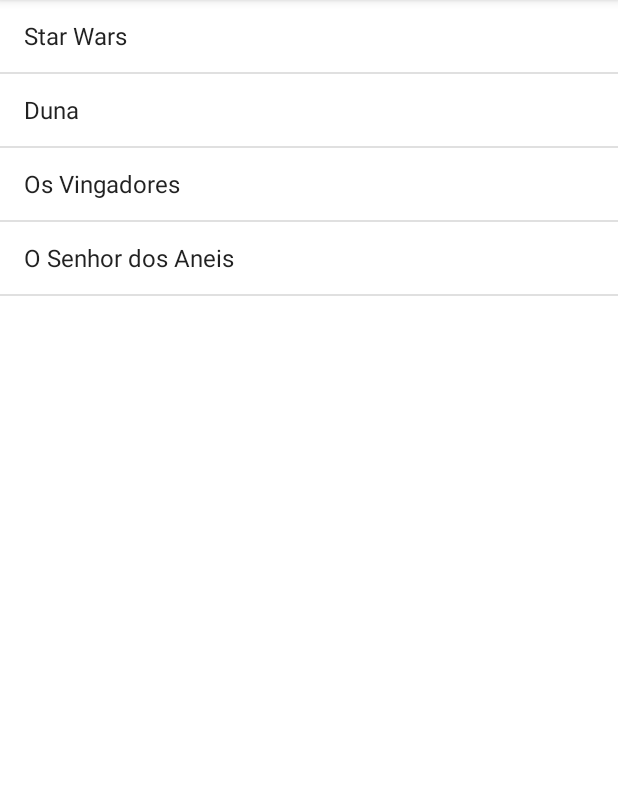
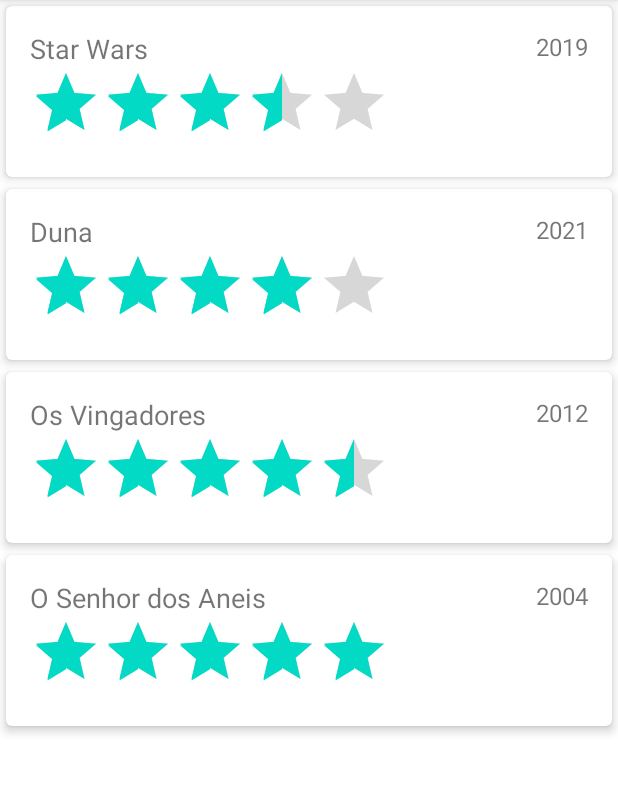
Before and after one commit to jeanmmlima/IMD05090_Android, an Android app: the screen it shows after launch (FilmeActivity), on a phone screen of 412 x 824 dp, the part 84-878 px from its top. Run offline under Robolectric (Android 15) with nearby library versions, the phone set to English and light mode, and no system bars.

Commit message:
lista personalizada e dialogs

```diff
--- a/FilmeAppModulo2T2/app/src/main/java/com/jeanlima/filmeapp/FilmeActivity.java
+++ b/FilmeAppModulo2T2/app/src/main/java/com/jeanlima/filmeapp/FilmeActivity.java
@@ -1,6 +1,8 @@
 package com.jeanlima.filmeapp;
 
+import android.content.DialogInterface;
 import android.content.Intent;
+import android.net.Uri;
 import android.os.Bundle;
 import android.view.Menu;
 import android.view.MenuItem;
@@ -20,7 +22,8 @@ import com.jeanlima.filmeapp.model.Filme;
 
 public class FilmeActivity extends AppCompatActivity
         implements FilmeListaFragment.AoClicarNoFilme, FilmeDialogFragment.AoSalvarFilme,
-                    SearchView.OnQueryTextListener, MenuItemCompat.OnActionExpandListener{
+                    SearchView.OnQueryTextListener, MenuItemCompat.OnActionExpandListener,
+InfoDialogFragment.AoClicarEmInfo{
 
     private FilmeListaFragment filmeListaFragment;
     private FragmentManager mFragmentManager;
@@ -147,4 +150,15 @@ public class FilmeActivity extends AppCompatActivity
         filmeListaFragment.limpaBusca();
         return true;
     }
+
+    @Override
+    public void aoClicar(int botao) {
+
+        if(botao == DialogInterface.BUTTON_POSITIVE){
+            Intent it = new Intent(Intent.ACTION_VIEW,
+                    Uri.parse("http://www.imd.ufrn.br"));
+            startActivity(it);
+        }
+
+    }
 }
--- /dev/null
+++ b/FilmeAppModulo2T2/app/src/main/java/com/jeanlima/filmeapp/adapters/AdapterMod.java
@@ -0,0 +1,78 @@
+package com.jeanlima.filmeapp.adapters;
+
+import android.view.LayoutInflater;
+import android.view.View;
+import android.view.ViewGroup;
+import android.widget.RatingBar;
+import android.widget.TextView;
+
+import androidx.annotation.NonNull;
+import androidx.cardview.widget.CardView;
+import androidx.recyclerview.widget.RecyclerView;
+
+import com.jeanlima.filmeapp.R;
+import com.jeanlima.filmeapp.model.Filme;
+
+import java.util.List;
+
+public class AdapterMod extends RecyclerView.Adapter<AdapterMod.MinhaViewHolder> {
+
+    private List<Filme> listaFilmes;
+
+    public AdapterMod(List<Filme> lista){
+        this.listaFilmes = lista;
+    }
+
+    //metodo para criar cada elemento da lista
+    @NonNull
+    @Override
+    public MinhaViewHolder onCreateViewHolder(@NonNull ViewGroup parent, int viewType) {
+
+        //1. Ao criar cada ViewHolder (cada elemento da lista), inflar o layout definido: elemento_lista_mod.xml
+
+        View elementoLista = LayoutInflater.from(parent.getContext()).inflate(R.layout.elemento_lista_mod,parent,false);
+        return new MinhaViewHolder(elementoLista);
+    }
+
+    //metodo para manipular/gerenciar cada elemento da lista
+    @Override
+    public void onBindViewHolder(@NonNull MinhaViewHolder holder, int position) {
+
+        //preencher os elementos (view holders) com os elementos de lista filmes;
+
+        //captura cada filme da lista
+        Filme filme = listaFilmes.get(position);
+
+        //atualizo as informações visuais de nome, ano e estrelas do parametro holder
+
+        holder.tvNome.setText(filme.getNome());
+        holder.tvAno.setText(String.valueOf(filme.getAno_lancamento()));
+        holder.rbEstrelas.setRating(filme.getEstrelas());
+    }
+
+    //quantidade de elementos na lista
+    @Override
+    public int getItemCount() {
+        return listaFilmes.size();
+    }
+
+    //MinhaViewHolder é a classe (interna) que representa CADA elemento da lista personalizada
+    public class MinhaViewHolder extends RecyclerView.ViewHolder{
+
+        TextView tvNome;
+        TextView tvAno;
+        RatingBar rbEstrelas;
+        CardView cvElemento;
+
+        public MinhaViewHolder(View itemView){
+            super(itemView);
+
+            tvNome = itemView.findViewById(R.id.tvNomeRV);
+            tvAno = itemView.findViewById(R.id.tvAnoRV);
+            rbEstrelas = itemView.findViewById(R.id.rbEstrelasRV);
+            cvElemento = itemView.findViewById(R.id.cvElemento);
+
+
+        }
+    }
+}
--- /dev/null
+++ b/FilmeAppModulo2T2/app/src/main/java/com/jeanlima/filmeapp/fragments/FilmeListaModFragment.java
@@ -0,0 +1,73 @@
+package com.jeanlima.filmeapp.fragments;
+
+import android.os.Bundle;
+import android.view.LayoutInflater;
+import android.view.View;
+import android.view.ViewGroup;
+
+import androidx.fragment.app.Fragment;
+import androidx.recyclerview.widget.LinearLayoutManager;
+import androidx.recyclerview.widget.RecyclerView;
+
+import com.jeanlima.filmeapp.R;
+import com.jeanlima.filmeapp.adapters.AdapterMod;
+import com.jeanlima.filmeapp.model.Filme;
+
+import java.util.ArrayList;
+import java.util.List;
+
+public class FilmeListaModFragment extends Fragment {
+
+    RecyclerView rvFilmes;
+
+    List<Filme> mFilmes = new ArrayList<Filme>();
+
+
+
+    @Override
+    public void onCreate(Bundle savedInstanceState) {
+        super.onCreate(savedInstanceState);
+
+    }
+
+    @Override
+    public View onCreateView(LayoutInflater inflater, ViewGroup container,
+                             Bundle savedInstanceState) {
+        // Inflate the layout for this fragment
+
+        View layout = inflater.inflate(R.layout.fragment_filme_lista_mod, container, false);
+
+        rvFilmes = layout.findViewById(R.id.rvFilmes);
+
+        mFilmes = carregaFilmes();
+
+        //1. Configurar Adapter modificado
+        AdapterMod adapterMod = new AdapterMod(mFilmes);
+
+
+        //2. Configurar RecyclerView para receber o adapter modificado
+        //2.1 definir o layout padrão do RV - LAYOUT MANAGER
+        RecyclerView.LayoutManager layoutManager = new LinearLayoutManager(getActivity());
+        rvFilmes.setLayoutManager(layoutManager);
+
+        //2.2 tamanho fixo
+        rvFilmes.setHasFixedSize(true);
+
+        //2.3 set adapter
+        rvFilmes.setAdapter(adapterMod);
+
+        return layout;
+    }
+
+    private List<Filme> carregaFilmes(){
+
+        List<Filme> filmes = new ArrayList<Filme>();
+
+        filmes.add(new Filme("Star Wars","2h10min",2019,3.5f));
+        filmes.add(new Filme("Duna","2h11min",2021,4.0f));
+        filmes.add(new Filme("Os Vingadores","3h00min",2012,4.5f));
+        filmes.add(new Filme("O Senhor dos Aneis","2h30min",2004,5.0f));
+
+        return filmes;
+    }
+}
--- a/FilmeAppModulo2T2/app/src/main/java/com/jeanlima/filmeapp/fragments/InfoDialogFragment.java
+++ b/FilmeAppModulo2T2/app/src/main/java/com/jeanlima/filmeapp/fragments/InfoDialogFragment.java
@@ -1,14 +1,17 @@
 package com.jeanlima.filmeapp.fragments;
 
+import android.app.Activity;
 import android.app.AlertDialog;
 import android.app.Dialog;
+import android.content.DialogInterface;
 import android.os.Bundle;
 
 import androidx.annotation.NonNull;
 import androidx.annotation.Nullable;
 import androidx.fragment.app.DialogFragment;
 
-public class InfoDialogFragment extends DialogFragment {
+public class InfoDialogFragment extends DialogFragment implements
+        DialogInterface.OnClickListener{
 
     @NonNull
     @Override
@@ -19,7 +22,26 @@ public class InfoDialogFragment extends DialogFragment {
         builder.setTitle("Informações");
         builder.setMessage("Sobre os autores");
 
+        builder.setPositiveButton("Ver site",this);
+        builder.setNegativeButton("Sair",this);
+
         return builder.create();
 
     }
+
+    @Override
+    public void onClick(DialogInterface dialog, int which) {
+
+        Activity activity = getActivity();
+
+        if(activity instanceof AoClicarEmInfo){
+            AoClicarEmInfo listener = (AoClicarEmInfo) activity;
+            listener.aoClicar(which);
+        }
+
+    }
+
+    public interface AoClicarEmInfo{
+        public void aoClicar(int botao);
+    }
 }
--- a/FilmeAppModulo2T2/app/src/main/res/layout/activity_filme.xml
+++ b/FilmeAppModulo2T2/app/src/main/res/layout/activity_filme.xml
@@ -6,11 +6,18 @@
     android:orientation="horizontal"
     xmlns:android="http://schemas.android.com/apk/res/android">
 
+    <!--
     <fragment
         android:layout_width="match_parent"
         android:layout_height="match_parent"
         android:name="com.jeanlima.filmeapp.fragments.FilmeListaFragment"
-        android:id="@+id/fragmentLista" />
+        android:id="@+id/fragmentLista" /> -->
+
+    <fragment
+        android:layout_width="match_parent"
+        android:layout_height="match_parent"
+        android:name="com.jeanlima.filmeapp.fragments.FilmeListaModFragment"
+        android:id="@+id/fragmentListaMod" />
 
 
 </LinearLayout>
--- /dev/null
+++ b/FilmeAppModulo2T2/app/src/main/res/layout/elemento_lista_mod.xml
@@ -0,0 +1,53 @@
+<?xml version="1.0" encoding="utf-8"?>
+
+<androidx.cardview.widget.CardView android:layout_width="match_parent"
+    android:layout_height="wrap_content"
+    xmlns:app="http://schemas.android.com/apk/res-auto"
+    android:id="@+id/cvElemento"
+    android:layout_margin="4dp"
+    app:cardElevation="4dp"
+    app:cardCornerRadius="4dp"
+    xmlns:android="http://schemas.android.com/apk/res/android">
+
+    <LinearLayout
+        android:layout_width="match_parent"
+        android:layout_height="wrap_content"
+        android:layout_margin="16dp"
+        android:orientation="vertical">
+
+        <LinearLayout
+            android:layout_width="match_parent"
+            android:layout_height="wrap_content"
+            android:orientation="horizontal">
+
+            <TextView
+                android:layout_width="wrap_content"
+                android:layout_height="match_parent"
+                android:text="Nome do Filme"
+                android:textSize="18dp"
+                android:layout_weight="4"
+                android:id="@+id/tvNomeRV" />
+            <TextView
+                android:layout_width="wrap_content"
+                android:layout_height="match_parent"
+                android:text="Ano"
+                android:textSize="16dp"
+                android:gravity="right"
+                android:layout_weight="1"
+                android:id="@+id/tvAnoRV" />
+
+        </LinearLayout>
+
+        <RatingBar
+            android:layout_width="wrap_content"
+            android:layout_height="wrap_content"
+            android:numStars="5"
+            android:stepSize="0.5"
+            android:isIndicator="true"
+            android:id="@+id/rbEstrelasRV" />
+
+
+    </LinearLayout>
+
+
+</androidx.cardview.widget.CardView>
--- /dev/null
+++ b/FilmeAppModulo2T2/app/src/main/res/layout/fragment_filme_lista_mod.xml
@@ -0,0 +1,13 @@
+<?xml version="1.0" encoding="utf-8"?>
+<FrameLayout xmlns:android="http://schemas.android.com/apk/res/android"
+    xmlns:tools="http://schemas.android.com/tools"
+    android:layout_width="match_parent"
+    android:layout_height="match_parent"
+    tools:context=".fragments.FilmeListaModFragment">
+
+
+    <androidx.recyclerview.widget.RecyclerView
+        android:id="@+id/rvFilmes"
+        android:layout_width="match_parent"
+        android:layout_height="match_parent" />
+</FrameLayout>
```
